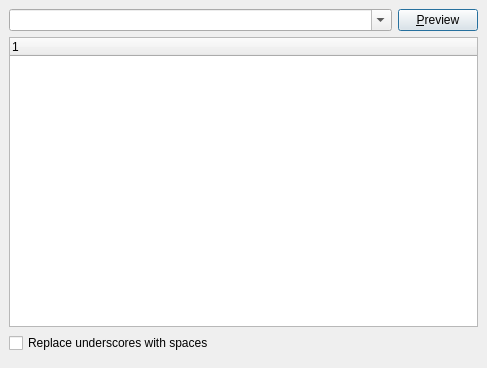
The window that ui/tagsfromfilenames.ui (metabrainz/picard) describes before a commit, drawn with Qt 5.
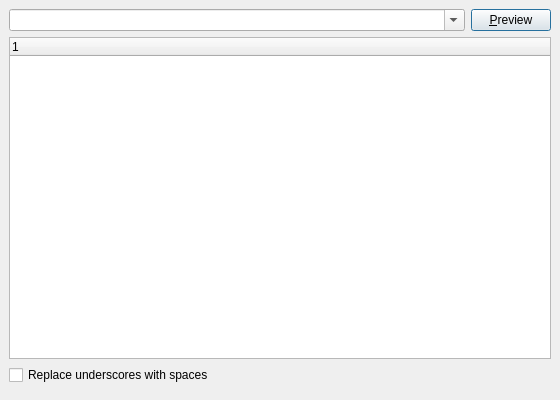
The same window after the commit.

What changed in the file:
```diff
--- a/ui/tagsfromfilenames.ui
+++ b/ui/tagsfromfilenames.ui
@@ -6,8 +6,8 @@
    <rect>
     <x>0</x>
     <y>0</y>
-    <width>487</width>
-    <height>368</height>
+    <width>560</width>
+    <height>400</height>
    </rect>
   </property>
   <property name="windowTitle">
```
